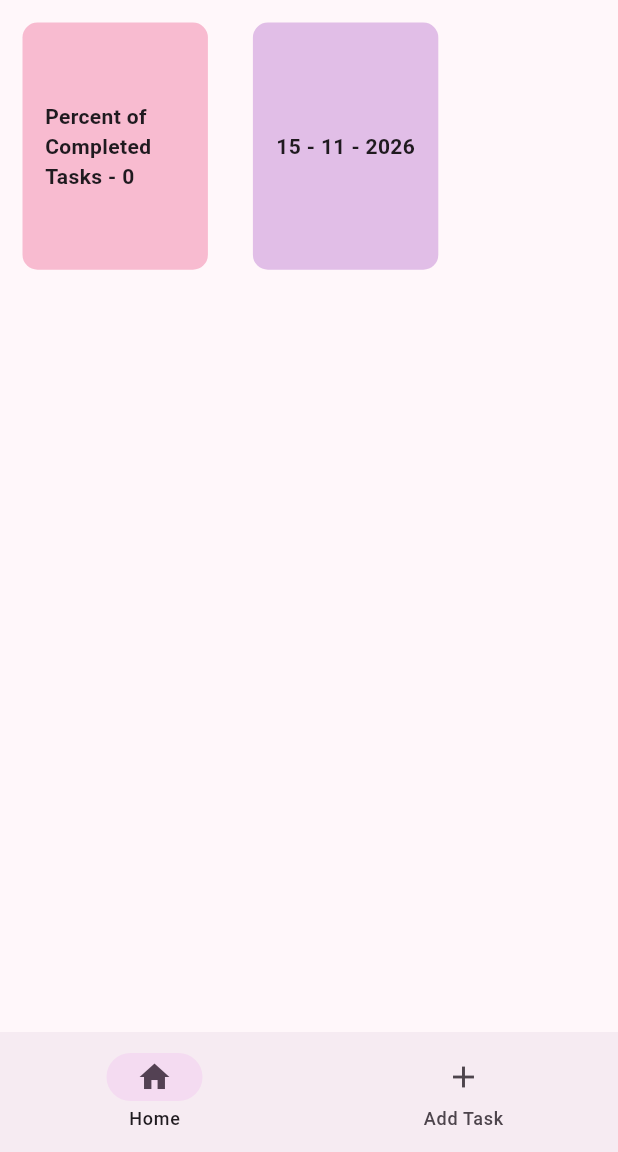
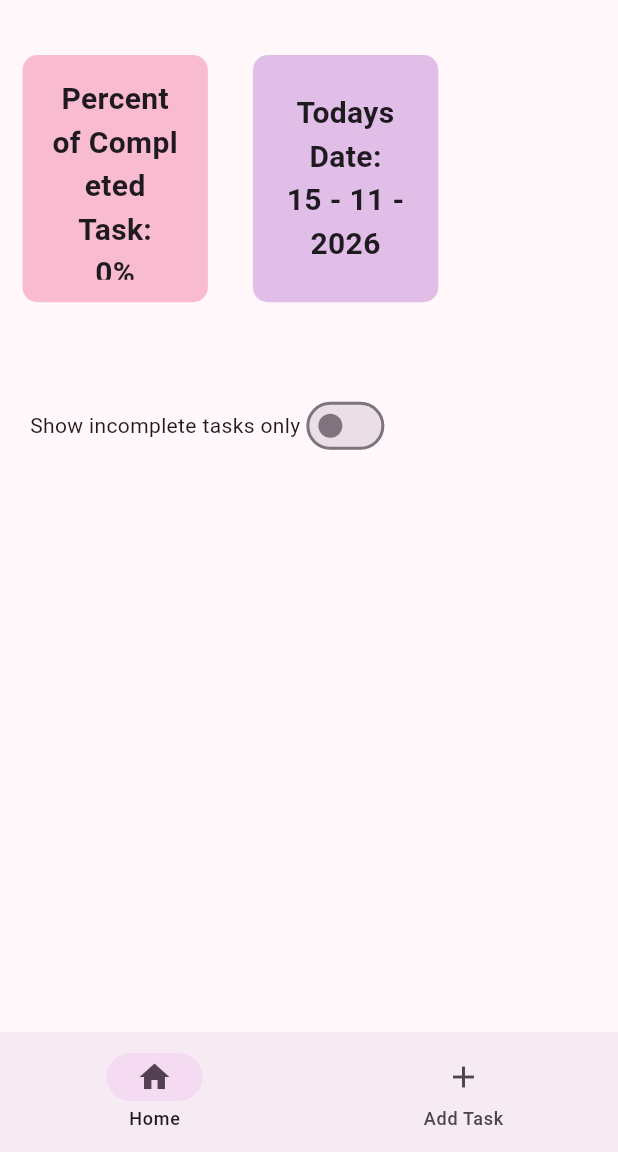
Before and after one commit to PineappleJuice13/to_do_app, a Flutter app: the screen it shows after launch, on a phone screen of 412 x 824 dp, the part 84-1236 px from its top. Run offline on Flutter 3.47's test engine with Material 3 defaults, Android fonts, the phone set to English and light mode, and no system bars.

Commit message:
Added a switch to filter tasks
- Added input validation to Creation Screen
- Removed unused variables and code from Creation Screen
- Added a switch to Stats Card
- Made completed tasks a different color

```diff
--- a/lib/class/to_do.dart
+++ b/lib/class/to_do.dart
@@ -9,7 +9,7 @@ class ToDo {
   // Only certain arguments are required to create a todo object
   ToDo ({
     required this.title,
-    required this.description,
+    this.description = "",
     required this.dueDate,
     required this.mood,
     required this.isCompleted
--- a/lib/screens/home_screen.dart
+++ b/lib/screens/home_screen.dart
@@ -16,6 +16,7 @@ class _HomeScreenState extends State<HomeScreen> {
   // Tracks currently selected nav item
   int selectedIndex = 0;
   final List<ToDo> usersTasks = [];
+  bool showIncompletedTasks = false;
 
   @override
   Widget build(BuildContext context) {
@@ -24,6 +25,10 @@ class _HomeScreenState extends State<HomeScreen> {
     final double screenWidth = MediaQuery.of(context).size.width;
     final double screenHeight = MediaQuery.of(context).size.height;
 
+    // Creating a flitered list
+    final displayTasks = showIncompletedTasks
+    ? usersTasks.where((task) => !task.isCompleted).toList()
+    : usersTasks;
 
   return Scaffold(
     appBar: AppBar(
@@ -42,23 +47,32 @@ class _HomeScreenState extends State<HomeScreen> {
           screenWidth: screenWidth,
           screenHeight: screenHeight,
           allTasks: usersTasks,
+          showIncompletedTasks: showIncompletedTasks,
+          onFliterChange: (value) {
+            setState(() {
+              showIncompletedTasks = value;
+            });
+          },
         ),
 
-      // List to display cards
+      // List to display tasks
+      // Expanded makes tasks scrollable
         Expanded(
           child: ListView.builder(
-            itemCount: usersTasks.length,
+            itemCount: displayTasks.length,
             itemBuilder: (context, index) {
+            final task = displayTasks[index];
+
               return MyTaskCard(
-                newTask: usersTasks[index],
+                newTask: task,
                 onRemove: () {
                   setState(() {
-                    usersTasks.removeAt(index);
+                    usersTasks.remove(task);
                   });
                 },
                 onCompletion: () {
                   setState(() {
-                    usersTasks[index].isCompleted = true;
+                    task.isCompleted = true;
                   });
                 }
               );
--- a/lib/screens/task_creation_screen.dart
+++ b/lib/screens/task_creation_screen.dart
@@ -18,15 +18,10 @@ class _CreationScreenState extends State<CreationScreen> {
   double currentValue = 2;
   double newValue = 1;
 
-  // Private variables that store users input
-  String _inputTitle = "";
-  String _inputDesc = "";
-  int _inputMood = 0;
-  DateTime _inputDueDate = DateTime.now();
-  // DateTime _inputStartDate = DateTime.now();
+  DateTime selectedDueDate = DateTime.now();
 
-  DateTime selectedDueDate = DateTime.now();
-  // DateTime selectedStartDate = DateTime.now();
+  String errorMsg = "";
+
 
 
   @override
@@ -128,8 +123,15 @@ class _CreationScreenState extends State<CreationScreen> {
 
               // Submit Button
                 ElevatedButton(
-                  // When button is submitted set these values
                   onPressed: () {
+                    // If task is empty do not create a ToDo Object
+                      if (_titleController.text.isEmpty) {
+                        setState(() {
+                          errorMsg = "Title is empty.";
+                        });
+                      }
+
+                      else {
                         // When button is pressed create task object
                         ToDo usersTask =
                         ToDo(
@@ -142,25 +144,19 @@ class _CreationScreenState extends State<CreationScreen> {
 
                       // New task is pushed to Home screen
                       Navigator.pop(context, usersTask);
+                    }
 
-
-                    // setState(() {
-                    //   _inputTitle = _titleController.text;
-                    //   _inputDesc = _descController.text;
-                    //   _inputMood = newValue.round();
-                    //   _inputDueDate = selectedDueDate;
-
-                    // });
                   },
-
                   child: Text('Complete')
                 ),
 
-                // Text('Title Entered: $_inputTitle'),
-                // Text('Desc entered: $_inputDesc'),
-                // Text('Slider entered: $_inputMood'),
-                // Text('Due Date entered: $_inputDueDate'),
-
+            // When error msg is not empty show text
+                if (errorMsg.isNotEmpty)
+                Text("Warning: ${errorMsg}",
+                  style: TextStyle(fontWeight: FontWeight.bold,
+                  color: Colors.red
+                  ),
+                ),
               ]
             ),
           ),
--- a/lib/widgets/stats_card.dart
+++ b/lib/widgets/stats_card.dart
@@ -8,12 +8,17 @@ class MyStatsCard extends StatelessWidget {
   final double screenWidth;
   final List<ToDo> allTasks;
 
+  final bool showIncompletedTasks;
+  final ValueChanged<bool> onFliterChange;
+
   // Parent must send the screens height and width
   const MyStatsCard({
     super.key,
     required this.screenWidth,
     required this.screenHeight,
-    required this.allTasks
+    required this.allTasks,
+    required this.showIncompletedTasks,
+    required this.onFliterChange
   });
 
 
@@ -25,11 +30,13 @@ class MyStatsCard extends StatelessWidget {
     return SizedBox(
       height: screenHeight * 0.4,
       width: screenWidth,
-      child: Row(
-        mainAxisAlignment: MainAxisAlignment.start,
+      child: Column(
+        mainAxisAlignment: MainAxisAlignment.spaceAround,
         crossAxisAlignment: CrossAxisAlignment.start,
         children: [
         // Display percentage of tasks completed
+        Row(
+          children: [
           Container(
             height: screenHeight * 0.2,
             width: screenWidth * 0.3,
@@ -40,9 +47,12 @@ class MyStatsCard extends StatelessWidget {
               color: Colors.pink.shade100,
               borderRadius: BorderRadius.circular(10)
             ),
-            child: Text("Percent of Completed Tasks - ${completedTaskPercent(allTasks).round()}",
+            child: Text("Percent of Completed Task: \n${completedTaskPercent(allTasks).round()}%",
+            textAlign: TextAlign.center,
             style: TextStyle(
-              fontWeight: FontWeight.bold),
+              fontWeight: FontWeight.bold,
+              fontSize: 20
+              ),
             ),
           ),
 
@@ -57,15 +67,35 @@ class MyStatsCard extends StatelessWidget {
               color: Colors.purple.shade100,
               borderRadius: BorderRadius.circular(10)
             ),
-            child: Text("${date.day} - ${date.month} - ${date.year}",
+            child: Text("Todays Date: \n${date.day} - ${date.month} - ${date.year}",
+            textAlign: TextAlign.center,
               style: TextStyle(
-                fontWeight: FontWeight.bold
+                fontWeight: FontWeight.bold,
+                fontSize: 20,
               ),
             ),
+          ),
+        ], //Row children
+      ),
 
-          ),
-        ],
-      ),
+      Row(
+        mainAxisAlignment: MainAxisAlignment.start,
+          children: [
+            Container(
+              padding: EdgeInsets.all(10),
+            ),
+              const Text("Show incomplete tasks only"),
+
+            Switch(
+              value: showIncompletedTasks,
+              onChanged: onFliterChange,
+            )
+
+          ], // Row children
+        ),
+      ],
+    ),
+
     );
   }
 }
--- a/lib/widgets/task_card.dart
+++ b/lib/widgets/task_card.dart
@@ -18,6 +18,11 @@ class MyTaskCard extends StatelessWidget {
   @override
   Widget build(BuildContext context) {
     return Card(
+      // If task is completed
+      color: newTask.isCompleted
+      ? Colors.purple.shade100
+      : Colors.white,
+
       child: Padding(
         padding: const EdgeInsets.all(15),
         child: Row(
```
Lines whose indentation alone changed are shown as unchanged.
